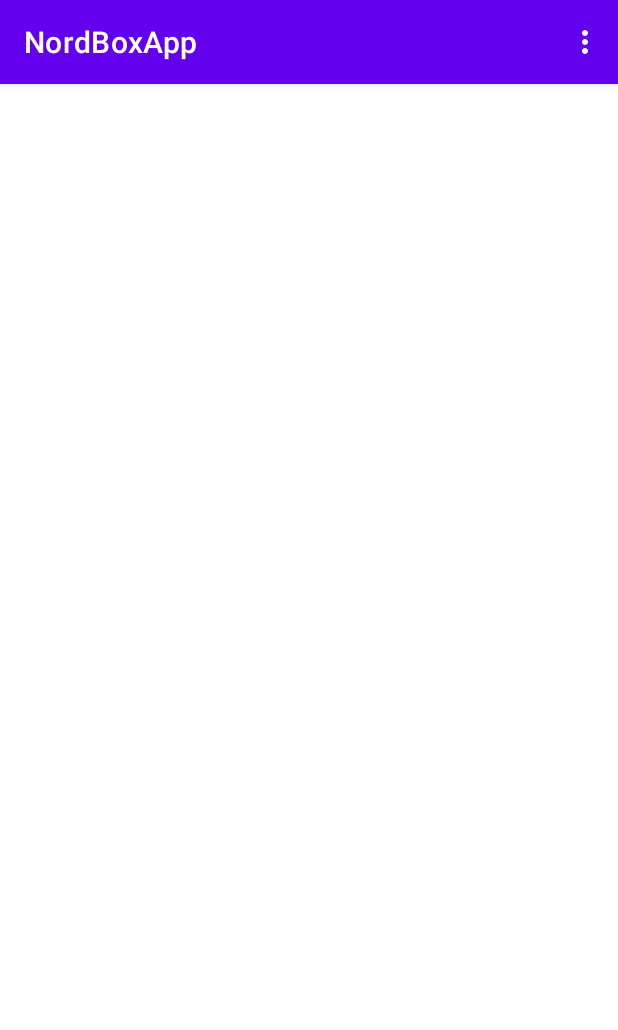
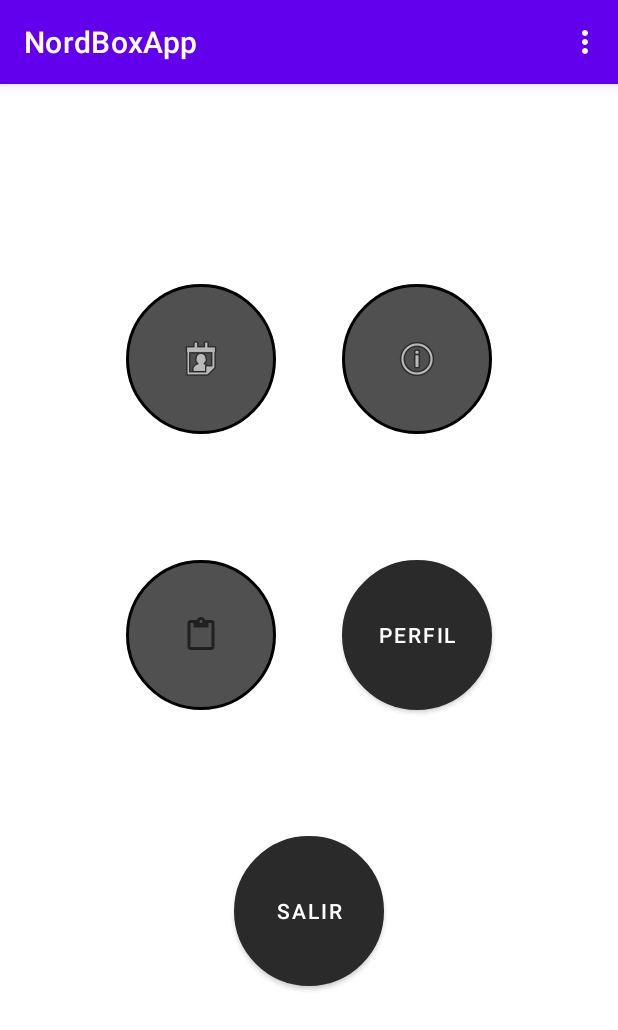
Before and after one commit to AlexCampos98/NordBoxApp, an Android app: the menuActivity screen opened directly, with no data from a screen before it, on a phone screen of 412 x 824 dp. Shown: the top 1030 px of the screen. Run offline under Robolectric (Android 15) with nearby library versions, the phone set to English and light mode, and no system bars.

Commit message:
Activity Menu, creada, falta perfeccionar los botones y añadir los intent

```diff
--- a/app/src/main/java/com/example/nordboxapp/menuActivity.java
+++ b/app/src/main/java/com/example/nordboxapp/menuActivity.java
@@ -2,33 +2,92 @@ package com.example.nordboxapp;
 
 import androidx.appcompat.app.AppCompatActivity;
 
+import android.content.Intent;
 import android.os.Bundle;
 import android.view.Menu;
 import android.view.MenuItem;
+import android.view.View;
+import android.widget.Button;
+import android.widget.ImageButton;
 import android.widget.Toast;
 
-public class menuActivity extends AppCompatActivity {
+public class menuActivity extends AppCompatActivity implements View.OnClickListener{
+
+    ImageButton btnReservar, btnContacto, btnBenchmarks;
+    Button  btnPerfil, btnSalir;
 
     @Override
     protected void onCreate(Bundle savedInstanceState) {
         super.onCreate(savedInstanceState);
         setContentView(R.layout.activity_menu);
+
+        initUI();
+
+    }
+
+    public void initUI() {
+        btnReservar = (ImageButton) findViewById(R.id.btnReservar);
+        btnReservar.setOnClickListener(this);
+        btnContacto = (ImageButton) findViewById(R.id.btnContacto);
+        btnContacto.setOnClickListener(this);
+        btnBenchmarks = (ImageButton) findViewById(R.id.btnBenchmarks);
+        btnBenchmarks.setOnClickListener(this);
+        btnPerfil = (Button) findViewById(R.id.btnPerfil);
+        btnPerfil.setOnClickListener(this);
+        btnSalir = (Button) findViewById(R.id.btnSalir);
+        btnSalir.setOnClickListener(this);
+
     }
 
     //Metodo para mostrar y ocultar el menu
-    public boolean onCreateOptionsMenu(Menu menu){
+    public boolean onCreateOptionsMenu(Menu menu) {
         getMenuInflater().inflate(R.menu.menu_overflow, menu);
         return true;
     }
 
     //Metodopara asignar las funciones al menu
-    public boolean onOptionsItemSelected(MenuItem item){
+    public boolean onOptionsItemSelected(MenuItem item) {
         int id = item.getItemId();
 
-        if(id == R.id.overReservar){
-            Toast.makeText(this, "Aaaaaaaa", Toast.LENGTH_SHORT).show();
+        Intent i = null;
+
+        //TODO, terminar los diferentes intent
+        if (id == R.id.overReservar) {
+
         }
 
+        startActivity(i);
         return super.onOptionsItemSelected(item);
     }
+
+    //Metodo que captura el click
+    public void onClick(View v) {
+        int id = v.getId();
+
+        Intent i = null;
+
+        switch (id) {
+            case R.id.btnReservar:
+                //TODO Añadir intent de cambio a la activity calendario.
+                Toast.makeText(this, "aaaaa", Toast.LENGTH_SHORT).show();
+                break;
+
+            case R.id.btnContacto:
+                //TODO Añadir intent de cambio a la activity calendario.
+                break;
+
+            case R.id.btnBenchmarks:
+                //TODO Añadir intent de cambio a la activity calendario.
+                break;
+
+            case R.id.btnPerfil:
+                //TODO Añadir intent de cambio a la activity calendario.
+                break;
+
+            case R.id.btnSalir:
+                //TODO Añadir intent de cambio a la activity calendario.
+                break;
+
+        }
+    }
 }
--- /dev/null
+++ b/app/src/main/res/drawable/boton_redondo.xml
@@ -0,0 +1,11 @@
+<?xml version="1.0" encoding="utf-8"?>
+<shape xmlns:android="http://schemas.android.com/apk/res/android"
+    android:shape="oval"
+    >
+
+    <solid android:color="#505050" />
+    <stroke android:color="#000" android:width="2dp" />
+    <size android:width="130dp" android:height="130dp" />
+
+
+</shape>
--- a/app/src/main/res/layout/activity_menu.xml
+++ b/app/src/main/res/layout/activity_menu.xml
@@ -6,4 +6,66 @@
     android:layout_height="match_parent"
     tools:context=".menuActivity">
 
+    <ImageButton
+        android:id="@+id/btnReservar"
+        android:layout_width="100dp"
+        android:layout_height="100dp"
+        android:layout_marginStart="84dp"
+        android:background="@drawable/boton_redondo"
+        android:contentDescription="@string/btnReservar"
+        app:layout_constraintBottom_toBottomOf="parent"
+        app:layout_constraintStart_toStartOf="parent"
+        app:layout_constraintTop_toTopOf="parent"
+        app:layout_constraintVertical_bias="0.19999999"
+        app:srcCompat="@android:drawable/ic_menu_my_calendar" />
+
+    <ImageButton
+        android:id="@+id/btnContacto"
+        android:layout_width="100dp"
+        android:layout_height="100dp"
+        android:layout_marginEnd="84dp"
+        android:background="@drawable/boton_redondo"
+        android:contentDescription="@string/btnContacto"
+        app:layout_constraintEnd_toEndOf="parent"
+        app:layout_constraintTop_toTopOf="@+id/btnReservar"
+        app:srcCompat="@android:drawable/ic_menu_info_details" />
+
+    <ImageButton
+        android:id="@+id/btnBenchmarks"
+        android:layout_width="100dp"
+        android:layout_height="100dp"
+        android:layout_marginStart="84dp"
+        android:layout_marginTop="84dp"
+        android:background="@drawable/boton_redondo"
+        android:contentDescription="@string/btnBenchmarks"
+        app:layout_constraintStart_toStartOf="parent"
+        app:layout_constraintTop_toBottomOf="@+id/btnReservar"
+        app:srcCompat="?attr/actionModePasteDrawable" />
+
+    <Button
+        android:id="@+id/btnPerfil"
+        android:layout_width="100dp"
+        android:layout_height="100dp"
+        android:layout_marginTop="84dp"
+        android:layout_marginEnd="84dp"
+        android:background="@drawable/boton_redondo"
+        android:text="@string/btnPerfil"
+        android:textColor="@color/white"
+        app:backgroundTint="@color/transparente"
+        app:layout_constraintEnd_toEndOf="parent"
+        app:layout_constraintTop_toBottomOf="@+id/btnContacto" />
+
+    <Button
+        android:id="@+id/btnSalir"
+        android:layout_width="100dp"
+        android:layout_height="100dp"
+        android:layout_marginTop="84dp"
+        android:background="@drawable/boton_redondo"
+        android:text="@string/btnSalir"
+        android:textColor="@color/white"
+        app:backgroundTint="@color/transparente"
+        app:layout_constraintEnd_toEndOf="parent"
+        app:layout_constraintStart_toStartOf="parent"
+        app:layout_constraintTop_toBottomOf="@+id/btnPerfil" />
+
 </androidx.constraintlayout.widget.ConstraintLayout>
--- a/app/src/main/res/values/colors.xml
+++ b/app/src/main/res/values/colors.xml
@@ -7,4 +7,5 @@
     <color name="teal_700">#FF018786</color>
     <color name="black">#FF000000</color>
     <color name="white">#FFFFFFFF</color>
+    <color name="transparente">#2B2A2A</color>
 </resources>
--- a/app/src/main/res/values/strings.xml
+++ b/app/src/main/res/values/strings.xml
@@ -13,4 +13,9 @@
     <string name="overBenchmarks">Benchmarks</string>
     <string name="overPerfil">Perfil</string>
     <string name="overSalir">Salir</string>
+    <string name="btnReservar">Reservar clases</string>
+    <string name="btnContacto">Contacto</string>
+    <string name="btnPerfil">Perfil</string>
+    <string name="btnSalir">Salir</string>
+    <string name="btnBenchmarks">Benchmarks</string>
 </resources>
```
Also changed, not shown: 1 other file.
